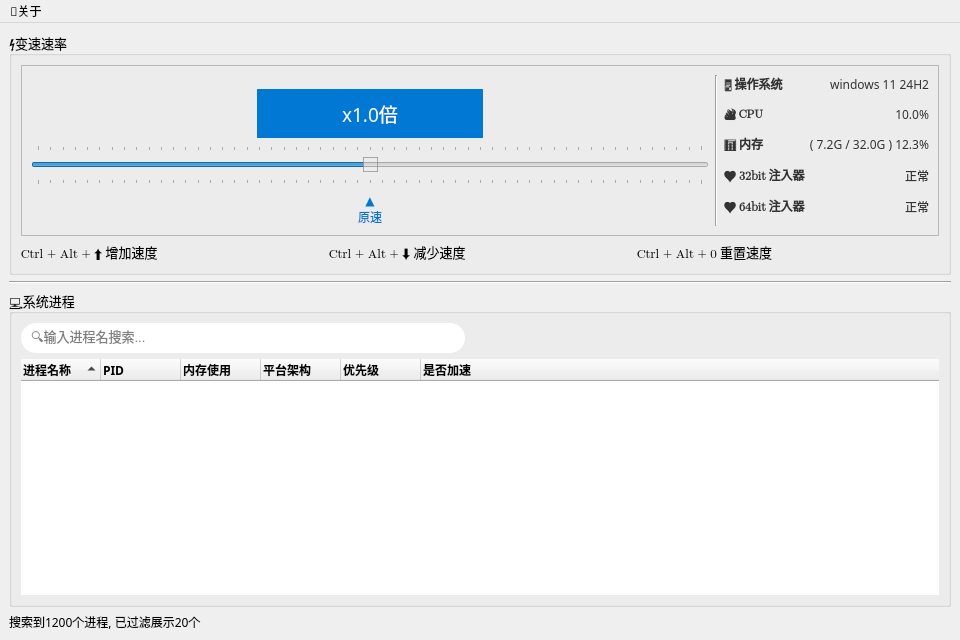
This is mainwindow.ui in zxlhhyccc/OpenSpeedy as Qt 5 draws it before an edit. The edited form follows.
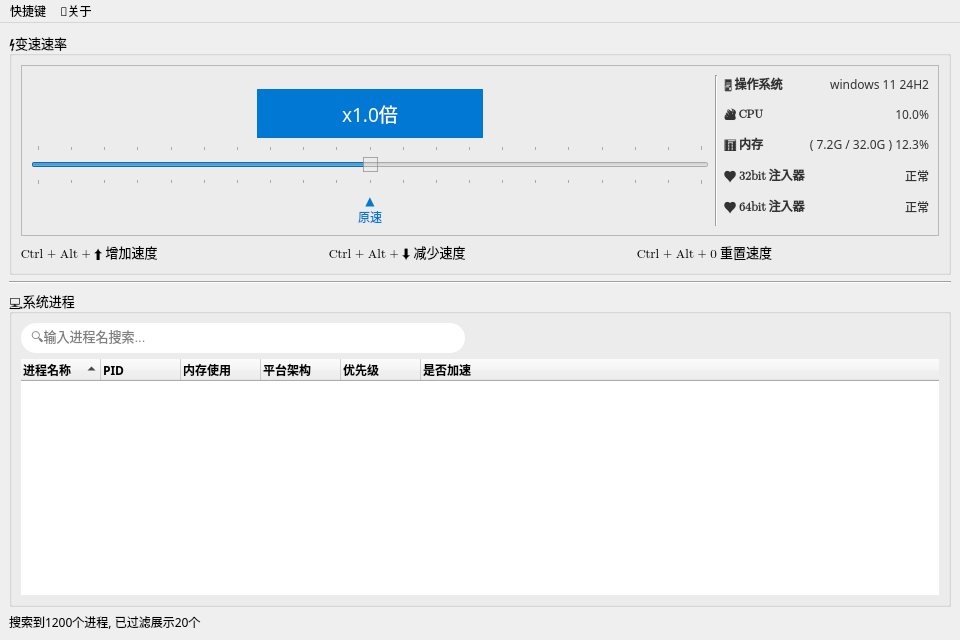
This is the edited form.

Commit message: add PreferenceDialog UI and fix scale issue for AboutDialog

Diff of the .ui file:
```diff
--- a/mainwindow.ui
+++ b/mainwindow.ui
@@ -375,10 +375,13 @@
 }</string>
               </property>
               <property name="minimum">
-               <number>-27</number>
+               <number>-9900</number>
               </property>
               <property name="maximum">
-               <number>27</number>
+               <number>9900</number>
+              </property>
+              <property name="sliderPosition">
+               <number>0</number>
               </property>
               <property name="tracking">
                <bool>true</bool>
@@ -393,7 +396,7 @@
                <enum>QSlider::TicksBothSides</enum>
               </property>
               <property name="tickInterval">
-               <number>1</number>
+               <number>990</number>
               </property>
              </widget>
             </item>
@@ -776,6 +779,12 @@
      <bool>false</bool>
     </property>
    </widget>
+   <widget class="QMenu" name="menuPreference">
+    <property name="title">
+     <string>快捷键</string>
+    </property>
+   </widget>
+   <addaction name="menuPreference"/>
    <addaction name="menuAbout"/>
   </widget>
   <action name="action">
```
The commit also changes 12 other files.
